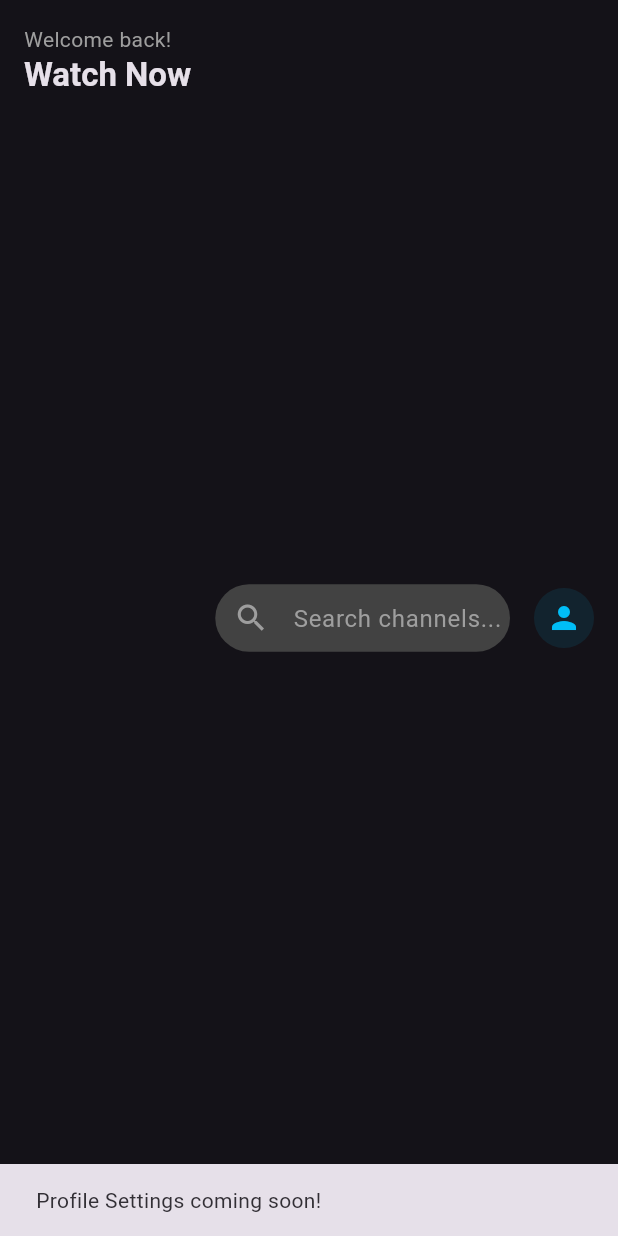
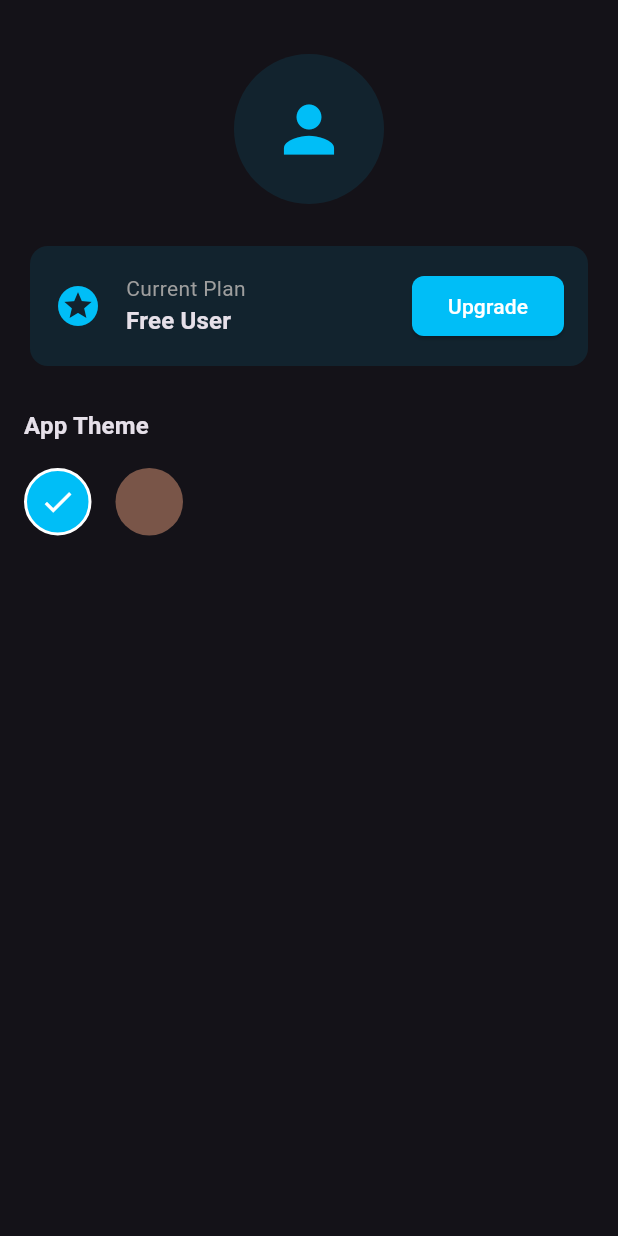
Before and after one commit to 4rju9/LiveTVFlutter, a Flutter app: the HomeHeader widget shown alone on an empty page, opened directly, after a tap on the "person" icon, on a phone screen of 412 x 824 dp. Run offline on Flutter 3.47's test engine with Material 3 defaults, Android fonts, the phone set to English and light mode, and no system bars; our stand-ins replace dartz, dio, flutter_bloc, get_it, package_info_plus, shared_preferences; accounts and stored records are empty; network calls fail.

Commit message:
Implemented and designed the profile screen

```diff
--- a/lib/features/home/presentation/widgets/home_header.dart
+++ b/lib/features/home/presentation/widgets/home_header.dart
@@ -1,4 +1,5 @@
 import 'package:flutter/material.dart';
+import 'package:live_tv/features/profile/presentation/pages/profile_page.dart';
 
 class HomeHeader extends StatelessWidget {
   const HomeHeader({super.key});
@@ -52,8 +53,9 @@ class HomeHeader extends StatelessWidget {
           const SizedBox(width: 16),
           InkWell(
             onTap: () {
-              ScaffoldMessenger.of(context).showSnackBar(
-                const SnackBar(content: Text("Profile Settings coming soon!")),
+              Navigator.of(context).pushAndRemoveUntil(
+                MaterialPageRoute(builder: (context) => const ProfilePage()),
+                (route) => false,
               );
             },
             borderRadius: BorderRadius.circular(50),
--- /dev/null
+++ b/lib/features/profile/presentation/pages/profile_page.dart
@@ -0,0 +1,149 @@
+import 'package:flutter/material.dart';
+import 'package:flutter_bloc/flutter_bloc.dart';
+import 'package:live_tv/core/theme/cubit/theme_cubit.dart';
+import 'package:live_tv/features/premium_auth/presentation/cubit/premium_cubit.dart';
+import 'package:live_tv/features/premium_auth/presentation/pages/premium_activation_page.dart';
+
+class ProfilePage extends StatelessWidget {
+  const ProfilePage({super.key});
+
+  @override
+  Widget build(BuildContext context) {
+    final theme = Theme.of(context);
+
+    return Scaffold(
+      body: ListView(
+        padding: const EdgeInsets.all(16.0),
+        children: [
+          const SizedBox(height: 20),
+          Center(
+            child: CircleAvatar(
+              radius: 50,
+              backgroundColor: theme.primaryColor.withValues(alpha: 0.1),
+              child: Icon(Icons.person, size: 50, color: theme.primaryColor),
+            ),
+          ),
+          const SizedBox(height: 24),
+          BlocBuilder<PremiumCubit, PremiumState>(
+            builder: (context, state) {
+              bool isPremium = false;
+              if (state is PremiumStatus) {
+                isPremium = state.isPremium;
+              }
+
+              return Card(
+                elevation: 0,
+                color: isPremium
+                    ? Colors.amber.withValues(alpha: 0.1)
+                    : theme.primaryColor.withValues(alpha: 0.1),
+                shape: RoundedRectangleBorder(
+                  borderRadius: BorderRadius.circular(12),
+                ),
+                child: Padding(
+                  padding: const EdgeInsets.all(16.0),
+                  child: Row(
+                    children: [
+                      Icon(
+                        isPremium ? Icons.workspace_premium : Icons.stars,
+                        color: isPremium ? Colors.amber : theme.primaryColor,
+                        size: 32,
+                      ),
+                      const SizedBox(width: 16),
+                      Expanded(
+                        child: Column(
+                          crossAxisAlignment: CrossAxisAlignment.start,
+                          children: [
+                            Text(
+                              "Current Plan",
+                              style: theme.textTheme.bodyMedium?.copyWith(
+                                color: Colors.grey,
+                              ),
+                            ),
+                            Text(
+                              isPremium ? "Premium Activated" : "Free User",
+                              style: theme.textTheme.titleMedium?.copyWith(
+                                fontWeight: FontWeight.bold,
+                              ),
+                            ),
+                          ],
+                        ),
+                      ),
+                      if (!isPremium)
+                        ElevatedButton(
+                          onPressed: () {
+                            Navigator.push(
+                              context,
+                              MaterialPageRoute(
+                                builder: (context) =>
+                                    const PremiumActivationPage(),
+                              ),
+                            );
+                          },
+                          style: ElevatedButton.styleFrom(
+                            backgroundColor: theme.primaryColor,
+                            foregroundColor: Colors.white,
+                            shape: RoundedRectangleBorder(
+                              borderRadius: BorderRadius.circular(8),
+                            ),
+                          ),
+                          child: const Text("Upgrade"),
+                        ),
+                    ],
+                  ),
+                ),
+              );
+            },
+          ),
+          const SizedBox(height: 24),
+          Text(
+            "App Theme",
+            style: theme.textTheme.titleMedium?.copyWith(
+              fontWeight: FontWeight.bold,
+            ),
+          ),
+          const SizedBox(height: 16),
+          BlocBuilder<ThemeCubit, ThemeData>(
+            builder: (context, currentTheme) {
+              final List<Color> themeColors = [
+                const Color(0xFF00BEF7),
+                Colors.brown,
+              ];
+
+              return Row(
+                children: List.generate(themeColors.length, (index) {
+                  final color = themeColors[index];
+                  final isSelected = currentTheme.primaryColor == color;
+
+                  return GestureDetector(
+                    onTap: () {
+                      context.read<ThemeCubit>().changeTheme(index);
+                    },
+                    child: Container(
+                      margin: const EdgeInsets.only(right: 16),
+                      width: 45,
+                      height: 45,
+                      decoration: BoxDecoration(
+                        color: color,
+                        shape: BoxShape.circle,
+                        border: isSelected
+                            ? Border.all(color: Colors.white, width: 2)
+                            : Border.all(color: Colors.transparent, width: 2),
+                      ),
+                      child: isSelected
+                          ? const Icon(
+                              Icons.check,
+                              color: Colors.white,
+                              size: 24,
+                            )
+                          : null,
+                    ),
+                  );
+                }),
+              );
+            },
+          ),
+        ],
+      ),
+    );
+  }
+}
```
